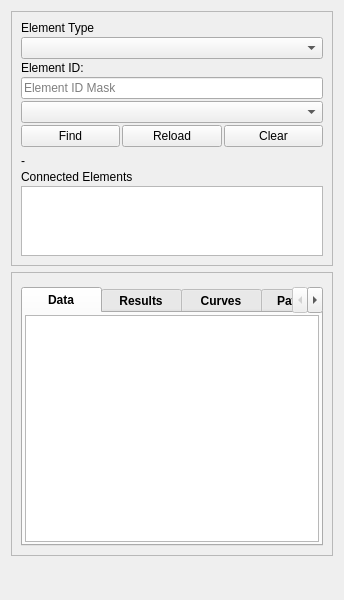
Old version of the form ui/qgisred_unified_find_properties.ui in the repository qgisred/QGISRed.
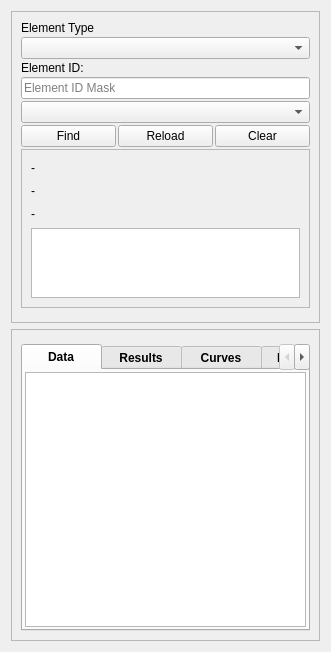
New version of the form.

Commit message: Tag and Description

The edit to the form file:
```diff
--- a/ui/qgisred_unified_find_properties.ui
+++ b/ui/qgisred_unified_find_properties.ui
@@ -6,8 +6,8 @@
    <rect>
     <x>0</x>
     <y>0</y>
-    <width>344</width>
-    <height>600</height>
+    <width>331</width>
+    <height>652</height>
    </rect>
   </property>
   <property name="sizePolicy">
@@ -205,18 +205,50 @@
                </layout>
               </item>
               <item>
-               <widget class="Line" name="line">
-                <property name="enabled">
-                 <bool>true</bool>
+               <widget class="QFrame" name="frameConnectedElements">
+                <property name="frameShape">
+                 <enum>QFrame::StyledPanel</enum>
+                </property>
+                <property name="frameShadow">
+                 <enum>QFrame::Raised</enum>
+                </property>
+                <layout class="QVBoxLayout" name="verticalLayout_4">
+                 <property name="spacing">
+                  <number>0</number>
+                 </property>
+                 <property name="leftMargin">
+                  <number>0</number>
+                 </property>
+                 <property name="topMargin">
+                  <number>0</number>
+                 </property>
+                 <property name="rightMargin">
+                  <number>0</number>
+                 </property>
+                 <property name="bottomMargin">
+                  <number>0</number>
+                 </property>
+                 <item>
+                  <widget class="QScrollArea" name="scrollConnectedElements">
+                   <property name="frameShape">
+                    <enum>QFrame::NoFrame</enum>
                 </property>
                 <property name="lineWidth">
                  <number>0</number>
                 </property>
-                <property name="orientation">
-                 <enum>Qt::Horizontal</enum>
-                </property>
-               </widget>
-              </item>
+                   <property name="widgetResizable">
+                    <bool>true</bool>
+                   </property>
+                   <widget class="QWidget" name="scrollAreaWidgetContents_2">
+                    <property name="geometry">
+                     <rect>
+                      <x>0</x>
+                      <y>0</y>
+                      <width>283</width>
+                      <height>148</height>
+                     </rect>
+                    </property>
+                    <layout class="QVBoxLayout" name="verticalLayout_12">
               <item>
                <widget class="QLabel" name="labelFoundElement">
                 <property name="text">
@@ -225,9 +257,16 @@
                </widget>
               </item>
               <item>
-               <widget class="QLabel" name="labelAdjacentNodeLinks">
+                      <widget class="QLabel" name="labelFoundElementTag">
                 <property name="text">
-                 <string>Connected Elements</string>
+                        <string>-</string>
+                       </property>
+                      </widget>
+                     </item>
+                     <item>
+                      <widget class="QLabel" name="labelFoundElementDescription">
+                       <property name="text">
+                        <string>-</string>
                 </property>
                </widget>
               </item>
@@ -260,6 +299,26 @@
                </widget>
               </item>
              </layout>
+                   </widget>
+                  </widget>
+                 </item>
+                </layout>
+               </widget>
+              </item>
+              <item>
+               <widget class="Line" name="line">
+                <property name="enabled">
+                 <bool>true</bool>
+                </property>
+                <property name="lineWidth">
+                 <number>0</number>
+                </property>
+                <property name="orientation">
+                 <enum>Qt::Horizontal</enum>
+                </property>
+               </widget>
+              </item>
+             </layout>
             </item>
            </layout>
           </widget>
@@ -504,19 +563,6 @@
         </layout>
        </widget>
       </item>
-      <item>
-       <spacer name="verticalSpacer">
-        <property name="orientation">
-         <enum>Qt::Vertical</enum>
-        </property>
-        <property name="sizeHint" stdset="0">
-         <size>
-          <width>20</width>
-          <height>5</height>
-         </size>
-        </property>
-       </spacer>
-      </item>
      </layout>
     </item>
    </layout>
```
Lines whose indentation alone changed are shown as unchanged. The commit also changes 1 other file.
